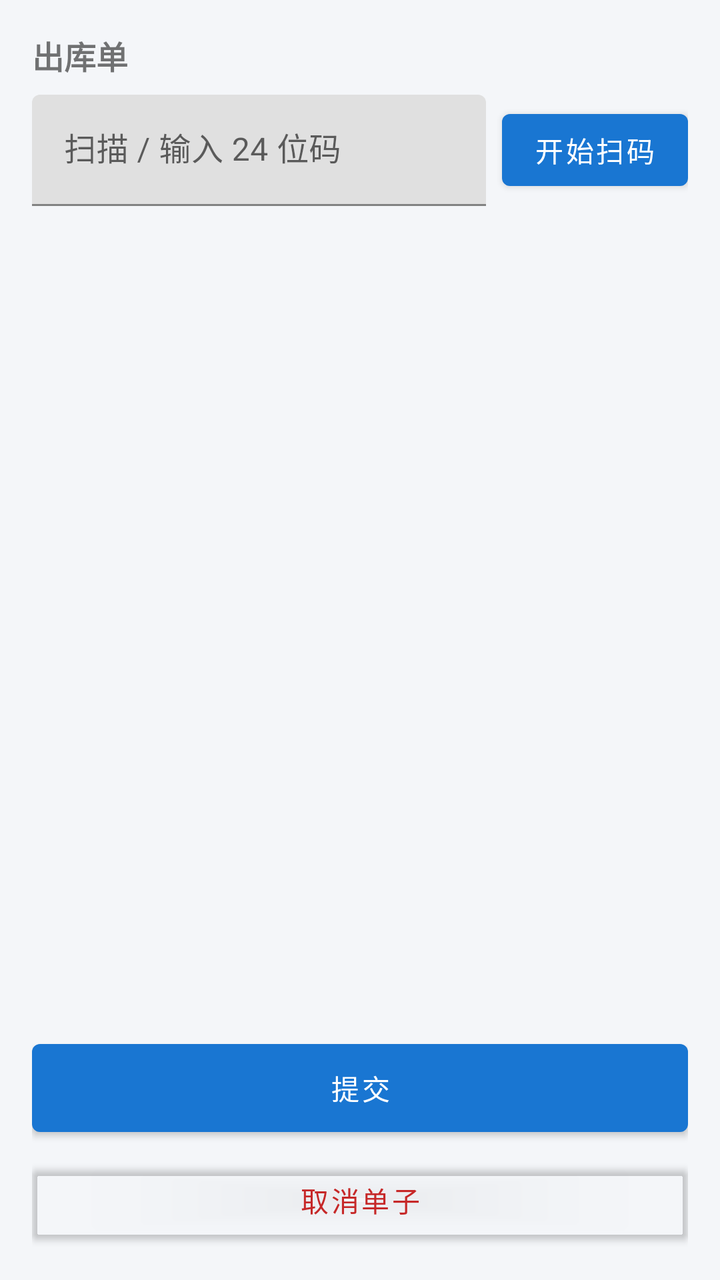
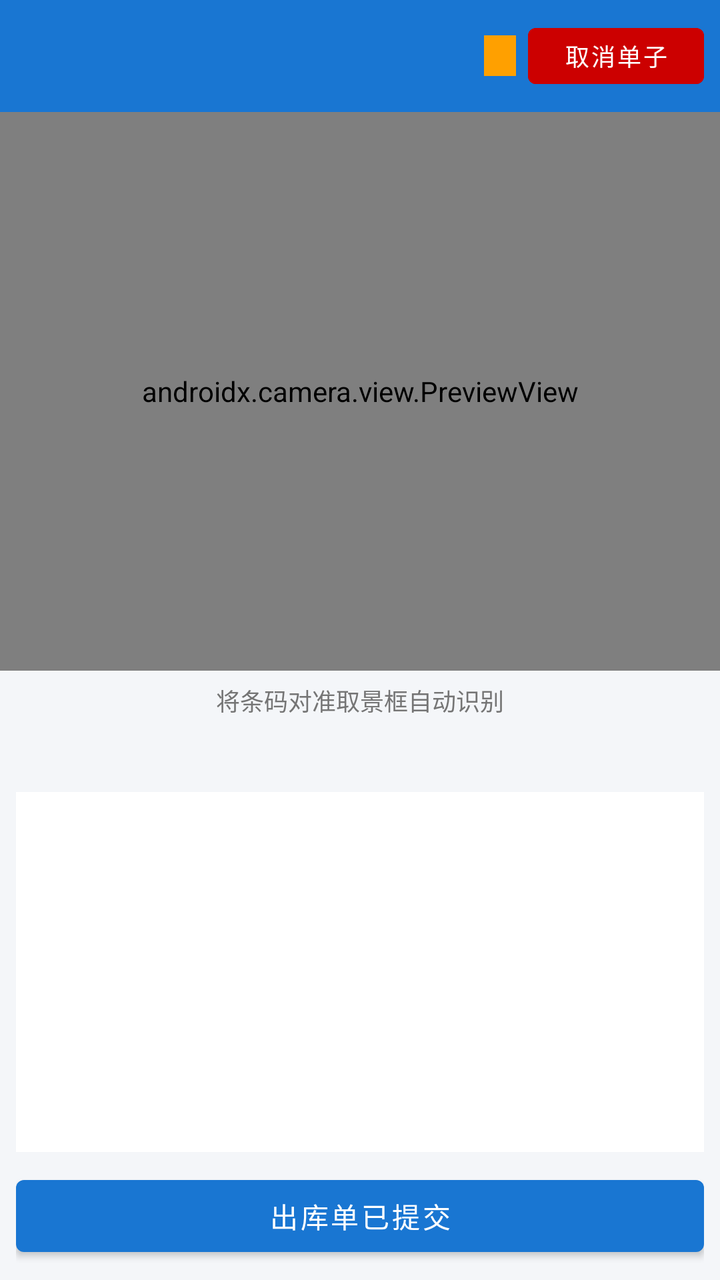

An Android layout rendered at two revisions. The XML below is the earlier revision; the diff shows what the commit changed to produce the second picture.
<!-- AndroidManifest.xml: application theme Theme.SimpleWmsPda -->
<!-- res/layout/activity_outbound_scan.xml -->
<?xml version="1.0" encoding="utf-8"?>
<LinearLayout xmlns:android="http://schemas.android.com/apk/res/android"
    android:layout_width="match_parent"
    android:layout_height="match_parent"
    android:orientation="vertical"
    android:padding="16dp">

    
    <LinearLayout
        android:layout_width="match_parent"
        android:layout_height="wrap_content"
        android:orientation="horizontal"
        android:gravity="center_vertical"
        android:layout_marginBottom="8dp">

        <TextView
            android:id="@+id/tvOrderLabel"
            android:layout_width="0dp"
            android:layout_height="wrap_content"
            android:layout_weight="1"
            android:text="@string/outbound_order_label"
            android:textSize="16sp"
            android:textStyle="bold" />

        <TextView
            android:id="@+id/tvStatus"
            android:layout_width="wrap_content"
            android:layout_height="wrap_content"
            android:background="@color/primary"
            android:textColor="@color/white"
            android:paddingStart="8dp"
            android:paddingEnd="8dp"
            android:paddingTop="2dp"
            android:paddingBottom="2dp"
            android:textSize="12sp"
            android:visibility="gone" />
    </LinearLayout>

    <LinearLayout
        android:layout_width="match_parent"
        android:layout_height="wrap_content"
        android:orientation="horizontal">

        <com.google.android.material.textfield.TextInputLayout
            android:layout_width="0dp"
            android:layout_height="wrap_content"
            android:layout_weight="1"
            android:hint="扫描 / 输入 24 位码">
            <com.google.android.material.textfield.TextInputEditText
                android:id="@+id/etCode"
                android:layout_width="match_parent"
                android:layout_height="wrap_content"
                android:inputType="text" />
        </com.google.android.material.textfield.TextInputLayout>

        <Button
            android:id="@+id/btnScan"
            android:layout_width="wrap_content"
            android:layout_height="wrap_content"
            android:layout_gravity="center_vertical"
            android:layout_marginStart="8dp"
            android:text="@string/start_scan" />
    </LinearLayout>

    <TextView
        android:id="@+id/tvCount"
        android:layout_width="wrap_content"
        android:layout_height="wrap_content"
        android:layout_marginTop="12dp"
        android:textSize="16sp"
        android:textStyle="bold" />

    <androidx.recyclerview.widget.RecyclerView
        android:id="@+id/rvItems"
        android:layout_width="match_parent"
        android:layout_height="0dp"
        android:layout_weight="1"
        android:layout_marginTop="8dp" />

    <Button
        android:id="@+id/btnSubmit"
        android:layout_width="match_parent"
        android:layout_height="56dp"
        android:layout_marginTop="12dp"
        android:text="@string/submit" />

    <Button
        android:id="@+id/btnCancel"
        android:layout_width="match_parent"
        android:layout_height="48dp"
        android:layout_marginTop="4dp"
        android:backgroundTint="@android:color/transparent"
        android:textColor="@color/error"
        android:text="@string/outbound_cancel" />

</LinearLayout>
<!-- resources referenced by this layout -->
<resources>
  <color name="error">#C62828</color>
  <color name="primary">#1976D2</color>
  <color name="white">#FFFFFF</color>
  <string name="outbound_cancel">取消单子</string>
  <string name="outbound_order_label">出库单</string>
  <string name="start_scan">开始扫码</string>
  <string name="submit">提交</string>
  <style name="Theme.SimpleWmsPda" parent="Theme.MaterialComponents.Light.NoActionBar">
          <item name="colorPrimary">@color/primary</item>
          <item name="colorPrimaryDark">@color/primary_dark</item>
          <item name="colorAccent">@color/accent</item>
          <item name="android:windowBackground">@color/bg</item>
      </style>
  <color name="primary_dark">#0D47A1</color>
  <color name="accent">#03DAC5</color>
  <color name="bg">#F4F6F9</color>
</resources>

<!-- the commit's change to res/layout/activity_outbound_scan.xml (unified diff, before → after) -->
@@ -2,8 +2,7 @@
 <LinearLayout xmlns:android="http://schemas.android.com/apk/res/android"
     android:layout_width="match_parent"
     android:layout_height="match_parent"
-    android:orientation="vertical"
-    android:padding="16dp">
+    android:orientation="vertical">
 
     
     <LinearLayout
@@ -11,86 +10,91 @@
         android:layout_height="wrap_content"
         android:orientation="horizontal"
         android:gravity="center_vertical"
-        android:layout_marginBottom="8dp">
+        android:padding="8dp"
+        android:background="@color/primary">
 
         <TextView
-            android:id="@+id/tvOrderLabel"
+            android:id="@+id/tvOrderNo"
             android:layout_width="0dp"
             android:layout_height="wrap_content"
             android:layout_weight="1"
-            android:text="@string/outbound_order_label"
-            android:textSize="16sp"
-            android:textStyle="bold" />
+            android:textColor="@color/white"
+            android:textSize="15sp"
+            android:textStyle="bold"
+            android:fontFamily="monospace"
+            android:singleLine="true"
+            android:ellipsize="end" />
 
         <TextView
             android:id="@+id/tvStatus"
             android:layout_width="wrap_content"
             android:layout_height="wrap_content"
-            android:background="@color/primary"
             android:textColor="@color/white"
+            android:textSize="12sp"
+            android:textStyle="bold"
             android:paddingStart="8dp"
             android:paddingEnd="8dp"
             android:paddingTop="2dp"
             android:paddingBottom="2dp"
+            android:background="#FFFFA000"
+            android:layout_marginStart="6dp"
+            android:layout_marginEnd="6dp" />
+
+        <Button
+            android:id="@+id/btnCancel"
+            android:layout_width="wrap_content"
+            android:layout_height="40dp"
+            android:text="@string/outbound_cancel"
             android:textSize="12sp"
-            android:visibility="gone" />
+            android:backgroundTint="@android:color/holo_red_dark" />
     </LinearLayout>
 
+    
+    <androidx.camera.view.PreviewView
+        android:id="@+id/previewView"
+        android:layout_width="match_parent"
+        android:layout_height="0dp"
+        android:layout_weight="1" />
+
+    
+    <TextView
+        android:layout_width="match_parent"
+        android:layout_height="wrap_content"
+        android:text="@string/outbound_scan_hint"
+        android:textSize="12sp"
+        android:textColor="@color/text_secondary"
+        android:gravity="center"
+        android:padding="6dp"
+        android:background="@color/bg" />
+
+    
     <LinearLayout
         android:layout_width="match_parent"
         android:layout_height="wrap_content"
-        android:orientation="horizontal">
+        android:orientation="vertical"
+        android:background="@color/bg"
+        android:padding="8dp">
 
-        <com.google.android.material.textfield.TextInputLayout
-            android:layout_width="0dp"
+        <TextView
+            android:id="@+id/tvCount"
+            android:layout_width="match_parent"
             android:layout_height="wrap_content"
-            android:layout_weight="1"
-            android:hint="扫描 / 输入 24 位码">
-            <com.google.android.material.textfield.TextInputEditText
-                android:id="@+id/etCode"
-                android:layout_width="match_parent"
-                android:layout_height="wrap_content"
-                android:inputType="text" />
-        </com.google.android.material.textfield.TextInputLayout>
+            android:textSize="14sp"
+            android:textStyle="bold"
+            android:layout_marginBottom="4dp" />
+
+        <androidx.recyclerview.widget.RecyclerView
+            android:id="@+id/rvItems"
+            android:layout_width="match_parent"
+            android:layout_height="180dp"
+            android:background="@color/white" />
 
         <Button
-            android:id="@+id/btnScan"
-            android:layout_width="wrap_content"
-            android:layout_height="wrap_content"
-            android:layout_gravity="center_vertical"
-            android:layout_marginStart="8dp"
-            android:text="@string/start_scan" />
+            android:id="@+id/btnSubmit"
+            android:layout_width="match_parent"
+            android:layout_height="48dp"
+            android:layout_marginTop="8dp"
+            android:text="@string/outbound_commit_success" />
     </LinearLayout>
 
-    <TextView
-        android:id="@+id/tvCount"
-        android:layout_width="wrap_content"
-        android:layout_height="wrap_content"
-        android:layout_marginTop="12dp"
-        android:textSize="16sp"
-        android:textStyle="bold" />
-
-    <androidx.recyclerview.widget.RecyclerView
-        android:id="@+id/rvItems"
-        android:layout_width="match_parent"
-        android:layout_height="0dp"
-        android:layout_weight="1"
-        android:layout_marginTop="8dp" />
-
-    <Button
-        android:id="@+id/btnSubmit"
-        android:layout_width="match_parent"
-        android:layout_height="56dp"
-        android:layout_marginTop="12dp"
-        android:text="@string/submit" />
-
-    <Button
-        android:id="@+id/btnCancel"
-        android:layout_width="match_parent"
-        android:layout_height="48dp"
-        android:layout_marginTop="4dp"
-        android:backgroundTint="@android:color/transparent"
-        android:textColor="@color/error"
-        android:text="@string/outbound_cancel" />
-
 </LinearLayout>
<!-- resource entries referenced after the edit -->
@@ -1,12 +1,11 @@
 <!-- resources referenced by this layout -->
 <resources>
-  <color name="error">#C62828</color>
   <color name="primary">#1976D2</color>
+  <color name="text_secondary">#757575</color>
   <color name="white">#FFFFFF</color>
   <string name="outbound_cancel">取消单子</string>
-  <string name="outbound_order_label">出库单</string>
-  <string name="start_scan">开始扫码</string>
-  <string name="submit">提交</string>
+  <string name="outbound_commit_success">出库单已提交</string>
+  <string name="outbound_scan_hint">将条码对准取景框自动识别</string>
   <style name="Theme.SimpleWmsPda" parent="Theme.MaterialComponents.Light.NoActionBar">
           <item name="colorPrimary">@color/primary</item>
           <item name="colorPrimaryDark">@color/primary_dark</item>
